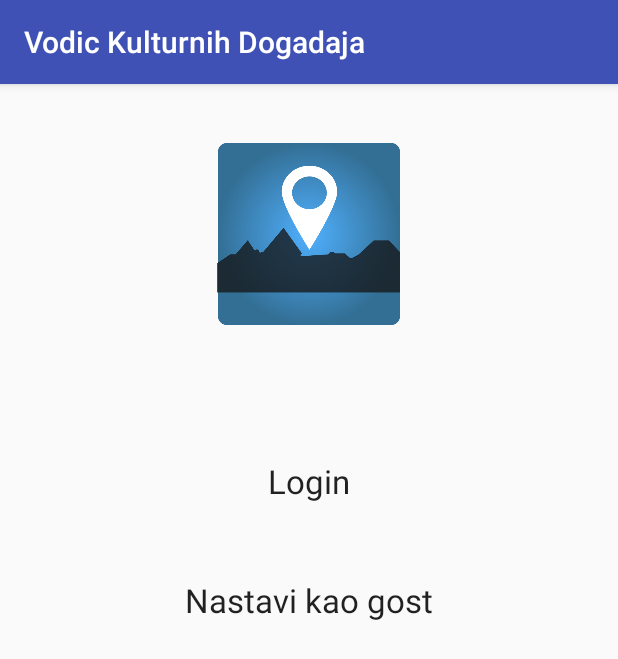
After one commit to marina347/VodicKulturnihDogadanja, an Android app: the HomeActivity screen opened directly, with no data from a screen before it, on a phone screen of 412 x 824 dp. The commit adds this screen. Shown: the top 659 px of the screen. Run offline under Robolectric (Android 15) with nearby library versions, the phone set to English and light mode, and no system bars; our stand-ins replace ButterKnife.

Commit message:
Splash screen and Home activity implemented

```diff
--- a/app/build.gradle
+++ b/app/build.gradle
@@ -37,8 +37,8 @@ dependencies {
     compile 'com.android.support.constraint:constraint-layout:1.0.2'
     compile 'com.squareup.retrofit2:retrofit:2.1.0'
     compile 'com.android.support:design:25.3.1'
+    compile 'com.android.support:recyclerview-v7:25.3.1'
+    compile 'com.android.support:cardview-v7:25.3.1'
     testCompile 'junit:junit:4.12'
     annotationProcessor 'com.jakewharton:butterknife-compiler:8.8.1'
-    compile 'com.android.support:recyclerview-v7:25.3.1'
-    compile 'com.android.support:cardview-v7:25.3.1'
 }
--- /dev/null
+++ b/app/src/main/java/hr/foi/vodickulturnihdogadanja/activity/HomeActivity.java
@@ -0,0 +1,36 @@
+package hr.foi.vodickulturnihdogadanja.activity;
+
+import android.content.Intent;
+import android.support.v7.app.AppCompatActivity;
+import android.os.Bundle;
+
+import butterknife.ButterKnife;
+import butterknife.OnClick;
+import hr.foi.vodickulturnihdogadanja.R;
+
+public class HomeActivity extends AppCompatActivity {
+    @OnClick(R.id.logintv)
+    public void LoginLinkClick(){NavigateToLoginActivity();}
+    @OnClick(R.id.guest_tv)
+    public void GuestLinkClick(){NavigateToMainActivity();}
+    @Override
+    protected void onCreate(Bundle savedInstanceState) {
+        super.onCreate(savedInstanceState);
+        setContentView(R.layout.activity_home);
+        ButterKnife.bind(this);
+    }
+
+
+
+    private void NavigateToLoginActivity() {
+        Intent intent = new Intent(this, LoginActivity.class);
+        startActivity(intent);
+    }
+
+
+
+    private void NavigateToMainActivity() {
+        Intent intent = new Intent(this, MainActivity.class);
+        startActivity(intent);
+    }
+}
--- /dev/null
+++ b/app/src/main/res/layout/activity_home.xml
@@ -0,0 +1,34 @@
+<?xml version="1.0" encoding="utf-8"?>
+<RelativeLayout xmlns:android="http://schemas.android.com/apk/res/android"
+    xmlns:app="http://schemas.android.com/apk/res-auto"
+    xmlns:tools="http://schemas.android.com/tools"
+    android:layout_width="match_parent"
+    android:layout_height="match_parent"
+    tools:context="hr.foi.vodickulturnihdogadanja.activity.HomeActivity">
+
+    <ImageView
+        android:id="@+id/imgLogo"
+        android:layout_width="fill_parent"
+        android:layout_height="200dp"
+        app:srcCompat="@mipmap/logo" />
+
+    <TextView
+        android:id="@+id/logintv"
+        android:layout_width="wrap_content"
+        android:layout_height="wrap_content"
+        android:layout_below="@id/imgLogo"
+        android:layout_centerHorizontal="true"
+        android:layout_marginTop="50dp"
+        android:text="Login"
+        android:textAppearance="@style/TextAppearance.AppCompat.Large" />
+
+    <TextView
+        android:id="@+id/guest_tv"
+        android:layout_width="wrap_content"
+        android:layout_height="wrap_content"
+        android:layout_below="@id/logintv"
+        android:layout_centerHorizontal="true"
+        android:layout_marginTop="50dp"
+        android:text="Nastavi kao gost"
+        android:textAppearance="@style/TextAppearance.AppCompat.Large" />
+</RelativeLayout>
--- a/app/src/main/res/values/colors.xml
+++ b/app/src/main/res/values/colors.xml
@@ -3,4 +3,5 @@
     <color name="colorPrimary">#3F51B5</color>
     <color name="colorPrimaryDark">#303F9F</color>
     <color name="colorAccent">#FF4081</color>
+    <color name="colorOfBackGround">#99ccff</color>
 </resources>
```
Also changed, not shown: app/src/main/AndroidManifest.xml (+7 -4 lines), app/src/main/java/hr/foi/vodickulturnihdogadanja/activity/SplashScreenActivity.java (added, +33 -0 lines), app/src/main/res/layout/activity_splash_screen.xml (added, +14 -0 lines), app/src/main/res/mipmap-hdpi/logo.png (added), app/src/main/res/mipmap-mdpi/logo.png (added), app/src/main/res/mipmap-xhdpi/logo.png (added), app/src/main/res/mipmap-xxhdpi/logo.png (added), app/src/main/res/mipmap-xxxhdpi/logo.png (added).
